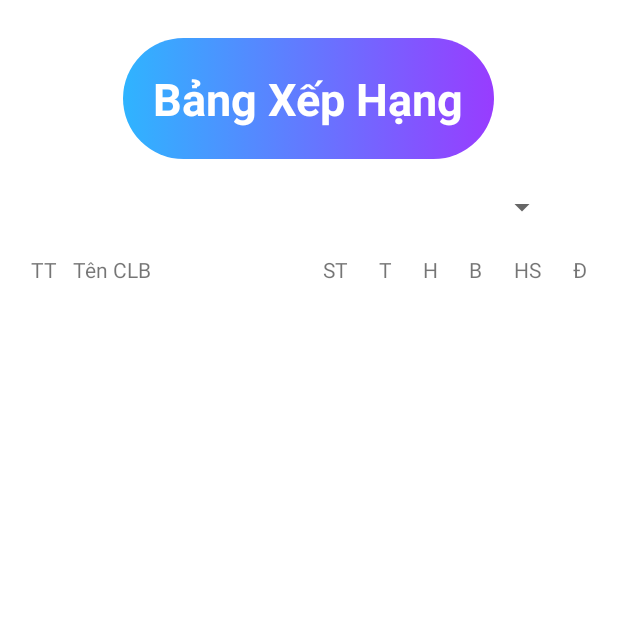
After one commit to nhatquan1702/BongDaVN, an Android app: the BangXepHangActivity screen opened directly, with no data from a screen before it, on a phone screen of 412 x 824 dp, the top half of it. The commit adds this screen. Run offline under Robolectric (Android 15) with nearby library versions, the phone set to English and light mode, and no system bars.

Commit message:
Bảng xếp hạng class

```diff
--- a/app/src/main/AndroidManifest.xml
+++ b/app/src/main/AndroidManifest.xml
@@ -11,6 +11,7 @@
         android:roundIcon="@mipmap/ic_launcher_round"
         android:supportsRtl="true"
         android:theme="@style/Theme.AppTinTheThao_Java">
+        <activity android:name=".activity.BangXepHangActivity"></activity>
         <activity android:name=".activity.ChiTietCLBActivity" />
         <activity android:name=".activity.DienBienActivity" />
         <activity android:name=".activity.DetailPostActivity" />
--- /dev/null
+++ b/app/src/main/java/com/example/apptinthethao_java/activity/BangXepHangActivity.java
@@ -0,0 +1,16 @@
+package com.example.apptinthethao_java.activity;
+
+import androidx.appcompat.app.AppCompatActivity;
+
+import android.os.Bundle;
+
+import com.example.apptinthethao_java.R;
+
+public class BangXepHangActivity extends AppCompatActivity {
+
+    @Override
+    protected void onCreate(Bundle savedInstanceState) {
+        super.onCreate(savedInstanceState);
+        setContentView(R.layout.activity_bang_xep_hang);
+    }
+}
--- a/app/src/main/java/com/example/apptinthethao_java/activity/MainActivity.java
+++ b/app/src/main/java/com/example/apptinthethao_java/activity/MainActivity.java
@@ -96,7 +96,7 @@ public class MainActivity extends AppCompatActivity{
                 Intent intent;
                 switch (position){
                     case 0:
-                        intent = new Intent(MainActivity.this, LichThiDauActivity.class);
+                        intent = new Intent(MainActivity.this, BangXepHangActivity.class);
                         startActivity(intent);
                         break;
                     case 1:
--- /dev/null
+++ b/app/src/main/java/com/example/apptinthethao_java/adapter/BangXepHangAdapter.java
@@ -0,0 +1,4 @@
+package com.example.apptinthethao_java.adapter;
+
+public class BangXepHangAdapter {
+}
--- a/app/src/main/java/com/example/apptinthethao_java/api/SimpleAPI.java
+++ b/app/src/main/java/com/example/apptinthethao_java/api/SimpleAPI.java
@@ -3,6 +3,7 @@ package com.example.apptinthethao_java.api;
 import com.example.apptinthethao_java.model.CauLacBo;
 import com.example.apptinthethao_java.model.CauThu_DoiHinh;
 import com.example.apptinthethao_java.model.DetailPost;
+import com.example.apptinthethao_java.model.KetQua_TranDau;
 import com.example.apptinthethao_java.model.Post;
 
 import java.util.ArrayList;
@@ -32,4 +33,7 @@ public interface SimpleAPI {
 
     @GET("quan/tatcacauthu_clb/{clb_id}")
     Call<ArrayList<CauThu_DoiHinh>> getListCauThu(@Path("clb_id") String id);
+
+    @GET("khoa/get_ketqua_nam/{year}")
+    Call<ArrayList<KetQua_TranDau>> getListKetQuaTranDau(@Path("year") String year);
 }
--- /dev/null
+++ b/app/src/main/res/layout/activity_bang_xep_hang.xml
@@ -0,0 +1,114 @@
+<?xml version="1.0" encoding="utf-8"?>
+<LinearLayout xmlns:android="http://schemas.android.com/apk/res/android"
+    xmlns:app="http://schemas.android.com/apk/res-auto"
+    xmlns:tools="http://schemas.android.com/tools"
+    android:layout_width="match_parent"
+    android:layout_height="match_parent"
+    tools:context=".activity.BangXepHangActivity"
+    android:orientation="vertical">
+
+   <LinearLayout
+       android:layout_width="match_parent"
+       android:layout_height="wrap_content"
+       android:gravity="center"
+       android:layout_marginTop="25dp"
+       android:layout_marginBottom="20dp">
+       <TextView
+           android:id="@+id/tvBXH"
+           android:layout_width="wrap_content"
+           android:layout_height="wrap_content"
+           android:background="@drawable/bg_ui"
+           android:lineSpacingExtra="12sp"
+           android:padding="20dp"
+           android:shadowColor="#120B0B"
+           android:shadowDx="1"
+           android:text="Bảng Xếp Hạng"
+           android:textColor="#FFFFFF"
+           android:textSize="30sp"
+           android:textStyle="bold"
+           app:layout_constraintEnd_toEndOf="parent"
+           app:layout_constraintStart_toStartOf="parent"
+           app:layout_constraintTop_toTopOf="parent" />
+   </LinearLayout>
+    <LinearLayout
+        android:layout_width="match_parent"
+        android:layout_height="wrap_content"
+        android:paddingLeft="40dp"
+        android:paddingRight="40dp"
+        android:layout_marginBottom="10dp">
+        <Spinner
+            android:id="@+id/spnBXH"
+            android:layout_width="match_parent"
+            android:layout_height="wrap_content">
+        </Spinner>
+    </LinearLayout>
+    <LinearLayout
+        android:layout_width="match_parent"
+        android:layout_height="match_parent"
+        android:padding="10dp"
+        android:orientation="vertical">
+            <TableLayout
+                android:layout_width="match_parent"
+                android:layout_height="match_parent"
+                >
+                <TableRow>
+                    <TextView
+                        android:layout_width="wrap_content"
+                        android:layout_height="wrap_content"
+                        android:layout_weight="1"
+                        android:text="TT"
+                        android:textAlignment="center"
+                        />
+                    <TextView
+                        android:layout_width="wrap_content"
+                        android:layout_height="wrap_content"
+                        android:layout_weight="5"
+                        android:text="Tên CLB"
+
+                        />
+
+                    <TextView
+                        android:layout_width="wrap_content"
+                        android:layout_height="wrap_content"
+                        android:layout_weight="1"
+                        android:text="ST"
+                        android:textAlignment="center" />
+
+                    <TextView
+                        android:layout_width="wrap_content"
+                        android:layout_height="wrap_content"
+                        android:layout_weight="1"
+                        android:text="T"
+                        android:textAlignment="center" />
+
+                    <TextView
+                        android:layout_width="wrap_content"
+                        android:layout_height="wrap_content"
+                        android:layout_weight="1"
+                        android:text="H"
+                        android:textAlignment="center" />
+
+                    <TextView
+                        android:layout_width="wrap_content"
+                        android:layout_height="wrap_content"
+                        android:layout_weight="1"
+                        android:text="B"
+                        android:textAlignment="center" />
+
+                    <TextView
+                        android:layout_width="wrap_content"
+                        android:layout_height="wrap_content"
+                        android:layout_weight="1"
+                        android:text="HS"
+                        android:textAlignment="center" />
+
+                    <TextView
+                        android:layout_width="wrap_content"
+                        android:layout_height="wrap_content"
+                        android:layout_weight="1"
+                        android:text="Đ"
+                        android:textAlignment="center" />
+                </TableRow>
+            </TableLayout>
+    </LinearLayout>
+</LinearLayout>
```
Also changed, not shown: app/src/main/java/com/example/apptinthethao_java/model/BXH.java (added, +41 -0 lines), app/src/main/java/com/example/apptinthethao_java/model/BXH_DoiBong.java (added, +108 -0 lines), app/src/main/java/com/example/apptinthethao_java/model/KetQua_TranDau.java (added, +103 -0 lines), app/src/main/res/layout/item_bxh.xml (added, +66 -0 lines).
